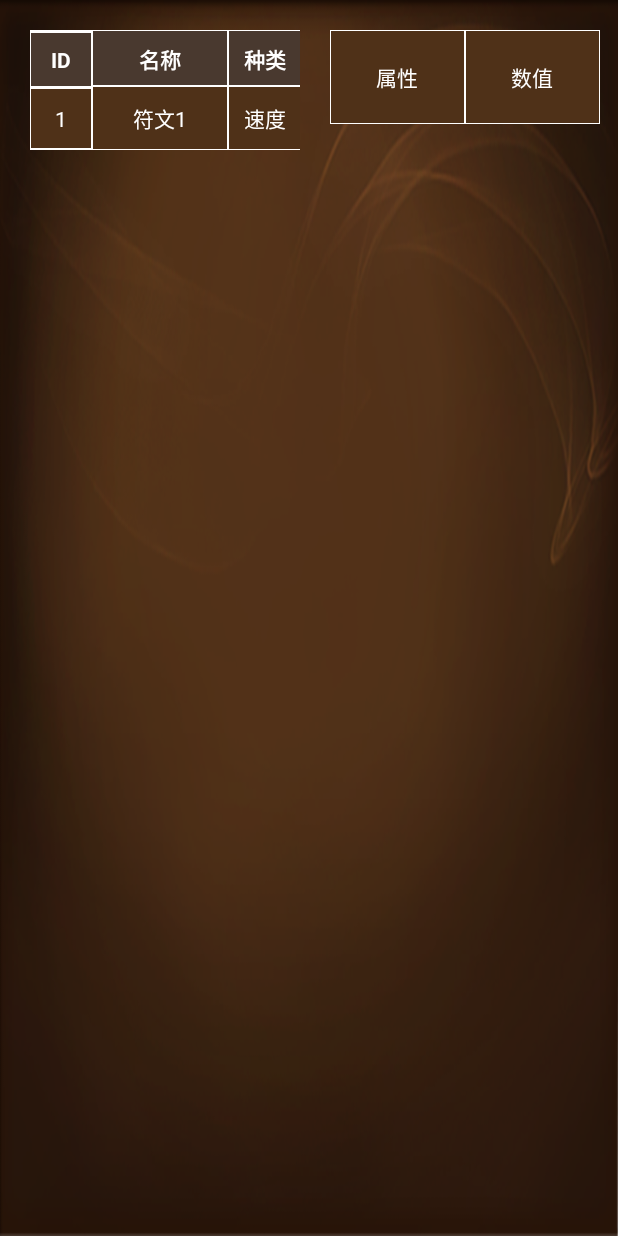
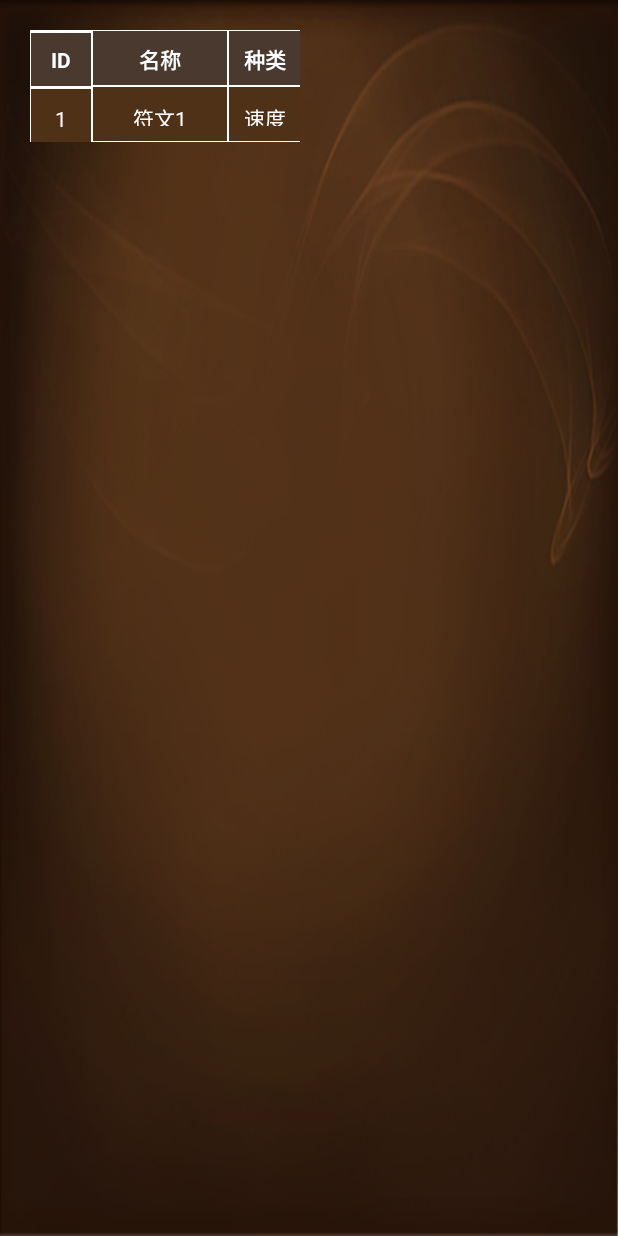
Before and after one commit to westcounty/SummonersSimulator, an Android app: the layout activity_add_fuwen.xml on its own in the app's theme, with its tools: preview values and no code run, on a phone screen of 412 x 824 dp. Run offline under Robolectric (Android 15) with nearby library versions, the light colour scheme and no system bars.

Commit message:
更新符文管理详情界面

```diff
--- a/app/src/main/java/cn/com/geeeeker/field/summonerssimulator/addFuwen.java
+++ b/app/src/main/java/cn/com/geeeeker/field/summonerssimulator/ui/addFuwen.java
@@ -1,9 +1,11 @@
-package cn.com.geeeeker.field.summonerssimulator;
+package cn.com.geeeeker.field.summonerssimulator.ui;
 
 import android.support.v7.app.ActionBarActivity;
 import android.os.Bundle;
 import android.view.Menu;
 import android.view.MenuItem;
+
+import cn.com.geeeeker.field.summonerssimulator.R;
 
 
 public class addFuwen extends ActionBarActivity {
--- a/app/src/main/java/cn/com/geeeeker/field/summonerssimulator/addMoling.java
+++ b/app/src/main/java/cn/com/geeeeker/field/summonerssimulator/ui/addMoling.java
@@ -1,9 +1,11 @@
-package cn.com.geeeeker.field.summonerssimulator;
+package cn.com.geeeeker.field.summonerssimulator.ui;
 
 import android.support.v7.app.ActionBarActivity;
 import android.os.Bundle;
 import android.view.Menu;
 import android.view.MenuItem;
+
+import cn.com.geeeeker.field.summonerssimulator.R;
 
 
 public class addMoling extends ActionBarActivity {
--- a/app/src/main/java/cn/com/geeeeker/field/summonerssimulator/fuwenMoni.java
+++ b/app/src/main/java/cn/com/geeeeker/field/summonerssimulator/ui/fuwenMoni.java
@@ -1,9 +1,11 @@
-package cn.com.geeeeker.field.summonerssimulator;
+package cn.com.geeeeker.field.summonerssimulator.ui;
 
 import android.support.v7.app.ActionBarActivity;
 import android.os.Bundle;
 import android.view.Menu;
 import android.view.MenuItem;
+
+import cn.com.geeeeker.field.summonerssimulator.R;
 
 
 public class fuwenMoni extends ActionBarActivity {
--- a/app/src/main/java/cn/com/geeeeker/field/summonerssimulator/mainActivity.java
+++ b/app/src/main/java/cn/com/geeeeker/field/summonerssimulator/ui/mainActivity.java
@@ -1,4 +1,4 @@
-package cn.com.geeeeker.field.summonerssimulator;
+package cn.com.geeeeker.field.summonerssimulator.ui;
 
 import android.app.Activity;
 import android.content.Intent;
@@ -7,6 +7,8 @@ import android.view.Menu;
 import android.view.MenuItem;
 import android.view.View;
 import android.widget.Button;
+
+import cn.com.geeeeker.field.summonerssimulator.R;
 
 
 public class mainActivity extends Activity {
--- a/app/src/main/res/layout/activity_add_fuwen.xml
+++ b/app/src/main/res/layout/activity_add_fuwen.xml
@@ -2,7 +2,7 @@
     xmlns:tools="http://schemas.android.com/tools" android:layout_width="match_parent"
     android:layout_height="match_parent"
     android:background="@drawable/back1"
-    tools:context="cn.com.geeeeker.field.summonerssimulator.addFuwen">
+    tools:context="cn.com.geeeeker.field.summonerssimulator.ui.addFuwen">
 
     //固定的符文列表表头
     <TableLayout
@@ -15,7 +15,7 @@
         >
         <TableRow
             android:layout_height="48dp"
-            >
+            android:layout_width="wrap_content">
             <TextView android:text="ID"
                 android:layout_width="40dp"
                 android:padding="8dp"
@@ -64,11 +64,13 @@
             android:layout_height="wrap_content"
             android:background="#FFFFFF"
             >
-            <TableRow>
+            <TableRow android:layout_width="wrap_content"
+                android:layout_height="wrap_content">
                 <TextView android:text="1"
                     android:layout_width="40dp"
                     android:padding="10dp"
                     android:background="#4f3118"
+                    android:layout_height="36dp"
                     android:gravity="center"
                     android:textColor="#FFFFFF"
                     android:layout_margin="0.5dp"
@@ -77,6 +79,7 @@
                     android:layout_width="89dp"
                     android:padding="10dp"
                     android:background="#4f3118"
+                    android:layout_height="36dp"
                     android:gravity="center"
                     android:textColor="#FFFFFF"
                     android:layout_margin="0.5dp"
@@ -85,6 +88,7 @@
                     android:layout_width="48dp"
                     android:padding="10dp"
                     android:background="#4f3118"
+                    android:layout_height="36dp"
                     android:gravity="center"
                     android:textColor="#FFFFFF"
                     android:layout_margin="0.5dp"/>
@@ -94,36 +98,69 @@
     </ScrollView>
 
 
-    //符文详情的固定表头
-    <TableLayout
+    //符文详情
+
+    <LinearLayout
         android:layout_width="180dp"
-        android:layout_marginLeft="20dp"
-        android:layout_marginTop="20dp"
-        android:layout_height="wrap_content"
-        android:background="#FFFFFF"
-        android:layout_toRightOf="@+id/fuwenliebiaobiaotou"
-        >
-        <TableRow>
-            <TextView android:text="属性"
-                android:layout_weight="1"
-                android:padding="20dp"
-                android:background="#4f3118"
-                android:gravity="center"
-                android:textColor="#FFFFFF"
-                android:layout_margin="0.5dp"
-                />
-            <TextView android:text="数值"
-                android:layout_weight="1"
-                android:padding="20dp"
-                android:background="#4f3118"
-                android:gravity="center"
-                android:textColor="#FFFFFF"
-                android:layout_margin="0.5dp"/>
+        android:layout_height="500dp"
+        android:layout_margin="20dp"
+        android:orientation="vertical"
+        android:layout_toRightOf="@+id/fuwenliebiaobiaotou">
 
-        </TableRow>>
+        //主属性
+        <LinearLayout
+            android:layout_width="match_parent"
+            android:layout_height="wrap_content"
+            android:orientation="horizontal">
 
-    </TableLayout>
 
+            </LinearLayout>
+
+        //前缀属性
+        <LinearLayout
+            android:layout_width="match_parent"
+            android:layout_height="wrap_content"
+            android:orientation="horizontal">
+
+
+        </LinearLayout>
+
+        //副属性1
+        <LinearLayout
+            android:layout_width="match_parent"
+            android:layout_height="wrap_content"
+            android:orientation="horizontal">
+
+
+        </LinearLayout>
+        //副属性2
+        <LinearLayout
+            android:layout_width="match_parent"
+            android:layout_height="wrap_content"
+            android:orientation="horizontal">
+
+
+        </LinearLayout>
+        //副属性3
+        <LinearLayout
+            android:layout_width="match_parent"
+            android:layout_height="wrap_content"
+            android:orientation="horizontal">
+
+
+        </LinearLayout>
+        //副属性4
+        <LinearLayout
+            android:layout_width="match_parent"
+            android:layout_height="wrap_content"
+            android:orientation="horizontal">
+
+
+        </LinearLayout>
+
+
+
+    </LinearLayout>
 
 
 
--- a/app/src/main/res/layout/activity_add_moling.xml
+++ b/app/src/main/res/layout/activity_add_moling.xml
@@ -2,12 +2,10 @@
     xmlns:tools="http://schemas.android.com/tools" android:layout_width="match_parent"
     android:layout_height="match_parent"
     android:background="@drawable/back1"
-    tools:context="cn.com.geeeeker.field.summonerssimulator.addMoling">
+    tools:context="cn.com.geeeeker.field.summonerssimulator.ui.addMoling">
 
 
-    <ScrollView
-        android:layout_width="match_parent"
-        android:layout_height="560dp">
+
 
     <TableLayout
         android:layout_width="fill_parent"
@@ -53,7 +51,9 @@
 
         </TableLayout>
 
-
+    <ScrollView
+        android:layout_width="match_parent"
+        android:layout_height="560dp">
     </ScrollView>
 
 
```
